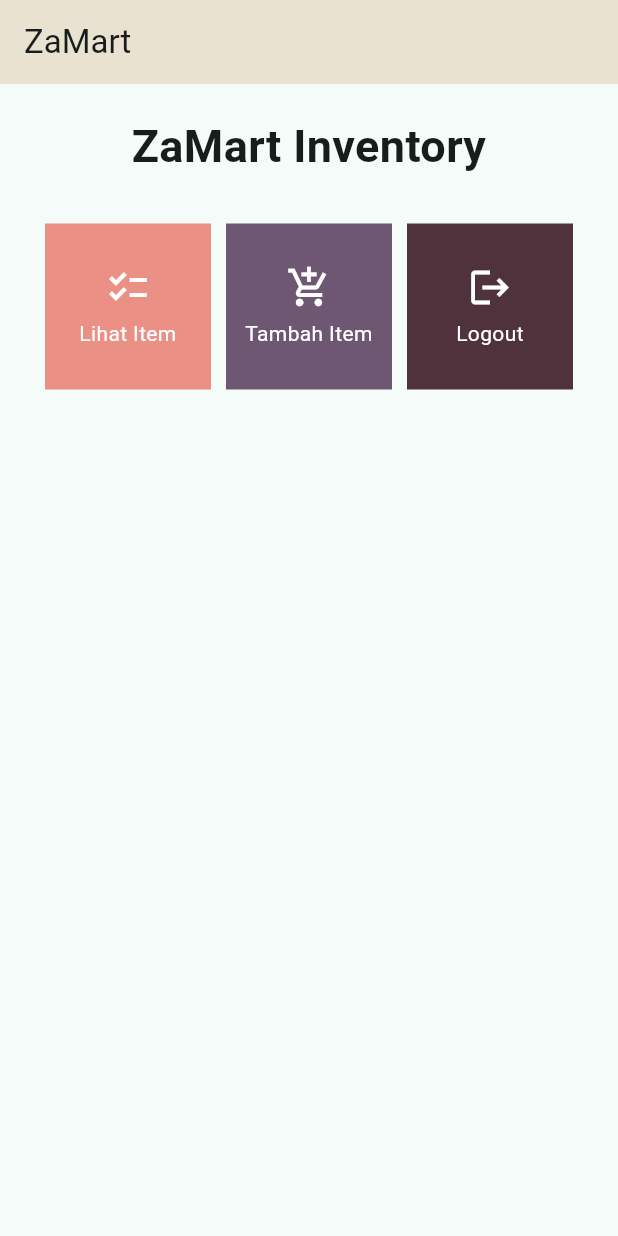
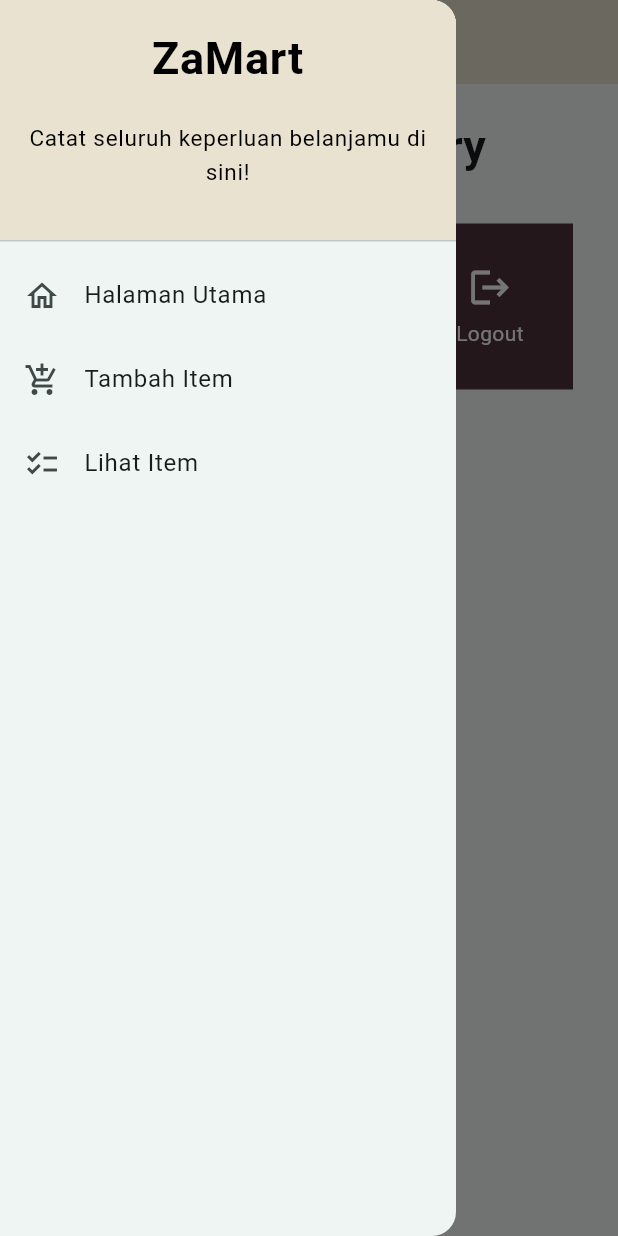
Before and after one commit to NaufalAul/ZaMart-mobile, a Flutter app: the screen it shows after launch, with the side drawer open (before the commit the screen has no drawer), on a phone screen of 412 x 824 dp. Run offline on Flutter 3.47's test engine with Material 2 defaults, Android fonts, the phone set to English and light mode, and no system bars.

Commit message:
Tugas 8: half done

```diff
--- a/lib/main.dart
+++ b/lib/main.dart
@@ -1,5 +1,5 @@
 import 'package:flutter/material.dart';
-import 'package:zamart/menu.dart';
+import 'package:zamart/screens/menu.dart';
 
 void main() {
   runApp(const MyApp());
--- a/lib/menu.dart
+++ b/lib/screens/menu.dart
@@ -1,4 +1,6 @@
 import 'package:flutter/material.dart';
+import 'package:zamart/widgets/left_drawer.dart';
+import 'package:zamart/widgets/item_card.dart';
 
 class MyHomePage extends StatelessWidget {
     MyHomePage({Key? key}) : super(key: key);
@@ -18,6 +20,7 @@
               'ZaMart',
             ),
           ),
+          drawer: const LeftDrawer(),
           body: SingleChildScrollView(
             // Widget wrapper yang dapat discroll
             child: Padding(
@@ -58,55 +61,3 @@
         );
     }
 }
-class ShopItem {
-  final String name;
-  final IconData icon;
-  final Color color;
-
-  ShopItem(this.name, this.icon, this.color);
-}
-
-class ShopCard extends StatelessWidget {
-  final ShopItem item;
-
-  const ShopCard(this.item, {super.key}); // Constructor
-
-  @override
-  Widget build(BuildContext context) {
-    return Material(
-      color: item.color, // Menggunakan warna dari variabel buttonColor
-      child: InkWell(
-        // Area responsive terhadap sentuhan
-        onTap: () {
-          // Memunculkan SnackBar ketika diklik
-          ScaffoldMessenger.of(context)
-            ..hideCurrentSnackBar()
-            ..showSnackBar(SnackBar(
-                content: Text("Kamu telah menekan tombol ${item.name}!")));
-        },
-        child: Container(
-          // Container untuk menyimpan Icon dan Text
-          padding: const EdgeInsets.all(8),
-          child: Center(
-            child: Column(
-              mainAxisAlignment: MainAxisAlignment.center,
-              children: [
-                Icon(
-                  item.icon,
-                  color: Colors.white,
-                  size: 30.0,
-                ),
-                const Padding(padding: EdgeInsets.all(3)),
-                Text(
-                  item.name,
-                  textAlign: TextAlign.center,
-                  style: const TextStyle(color: Colors.white),
-                ),
-              ],
-            ),
-          ),
-        ),
-      ),
-    );
-  }
-}
--- /dev/null
+++ b/lib/widgets/item_card.dart
@@ -0,0 +1,87 @@
+import 'package:flutter/material.dart';
+import 'package:zamart/screens/item_form.dart';
+import 'package:zamart/screens/item_list.dart';
+class ShopItem {
+  final String name;
+  final IconData icon;
+  final Color color;
+
+  ShopItem(this.name, this.icon, this.color);
+}
+
+class Item {
+  final String name;
+  final String category;
+  final int amount;
+  final int price;
+  final String description;
+
+  Item({
+    required this.name,
+    required this.category,
+    required this.amount,
+    required this.price,
+    required this.description,
+  });
+}
+
+class ShopCard extends StatelessWidget {
+  final ShopItem item;
+
+  const ShopCard(this.item, {super.key}); // Constructor
+
+  @override
+  Widget build(BuildContext context) {
+    return Material(
+      color: item.color, // Menggunakan warna dari variabel buttonColor
+      child: InkWell(
+        // Area responsive terhadap sentuhan
+        onTap: () {
+          // Memunculkan SnackBar ketika diklik
+          ScaffoldMessenger.of(context)
+            ..hideCurrentSnackBar()
+            ..showSnackBar(SnackBar(
+                content: Text("Kamu telah menekan tombol ${item.name}!")));
+
+          if (item.name == "Lihat Item") {
+            Navigator.push(
+                context,
+                MaterialPageRoute(
+                  builder: (context) => const ItemListPage(),
+                ));
+          }
+
+          if (item.name == "Tambah Item") {
+            Navigator.push(
+                  context,
+                  MaterialPageRoute(
+                    builder: (context) => const ShopFormPage(),
+                  ));
+          }
+        },
+        child: Container(
+          // Container untuk menyimpan Icon dan Text
+          padding: const EdgeInsets.all(8),
+          child: Center(
+            child: Column(
+              mainAxisAlignment: MainAxisAlignment.center,
+              children: [
+                Icon(
+                  item.icon,
+                  color: Colors.white,
+                  size: 30.0,
+                ),
+                const Padding(padding: EdgeInsets.all(3)),
+                Text(
+                  item.name,
+                  textAlign: TextAlign.center,
+                  style: const TextStyle(color: Colors.white),
+                ),
+              ],
+            ),
+          ),
+        ),
+      ),
+    );
+  }
+}
--- /dev/null
+++ b/lib/widgets/left_drawer.dart
@@ -0,0 +1,80 @@
+import 'package:flutter/material.dart';
+import 'package:zamart/screens/item_list.dart';
+import 'package:zamart/screens/menu.dart';
+import 'package:zamart/screens/item_form.dart';
+
+class LeftDrawer extends StatelessWidget {
+  const LeftDrawer({super.key});
+
+  @override
+  Widget build(BuildContext context) {
+    return Drawer(
+      child: ListView(
+        children: [
+          const DrawerHeader(
+            decoration: BoxDecoration(
+              color: Color(0xFFE9E2D0),
+            ),
+            child: Column(
+              children: [
+                Text(
+                  'ZaMart',
+                  textAlign: TextAlign.center,
+                  style: TextStyle(
+                    fontSize: 30,
+                    fontWeight: FontWeight.bold,
+                    color: Colors.black,
+                  ),
+                ),
+                Padding(padding: EdgeInsets.all(10)),
+                Text("Catat seluruh keperluan belanjamu di sini!",
+                    textAlign: TextAlign.center,
+                    style: TextStyle(
+                    fontSize: 15,
+                    color: Colors.black,
+                    fontWeight: FontWeight.normal),
+                    ),
+              ],
+            ),
+          ),
+          ListTile(
+            leading: const Icon(Icons.home_outlined),
+            title: const Text('Halaman Utama'),
+            // Bagian redirection ke MyHomePage
+            onTap: () {
+              Navigator.pushReplacement(
+                  context,
+                  MaterialPageRoute(
+                    builder: (context) => MyHomePage(),
+                  ));
+            },
+          ),
+          ListTile(
+            leading: const Icon(Icons.add_shopping_cart),
+            title: const Text('Tambah Item'),
+            // Bagian redirection ke ShopFormPage
+            onTap: () {
+              Navigator.push(
+                  context,
+                  MaterialPageRoute(
+                    builder: (context) => const ShopFormPage(),
+                  ));
+            },
+          ),
+          ListTile(
+            leading: const Icon(Icons.checklist),
+            title: const Text('Lihat Item'),
+            // Bagian redirection ke ShopFormPage
+            onTap: () {
+              Navigator.push(
+                  context,
+                  MaterialPageRoute(
+                    builder: (context) => ItemListPage() //TODO : akses data,
+                  ));
+            },
+          ),
+        ],
+      ),
+    );
+  }
+}
```
Also changed, not shown: lib/screens/item_form.dart (added, +226 -0 lines), lib/screens/item_list.dart (added, +106 -0 lines), 1 other file.
